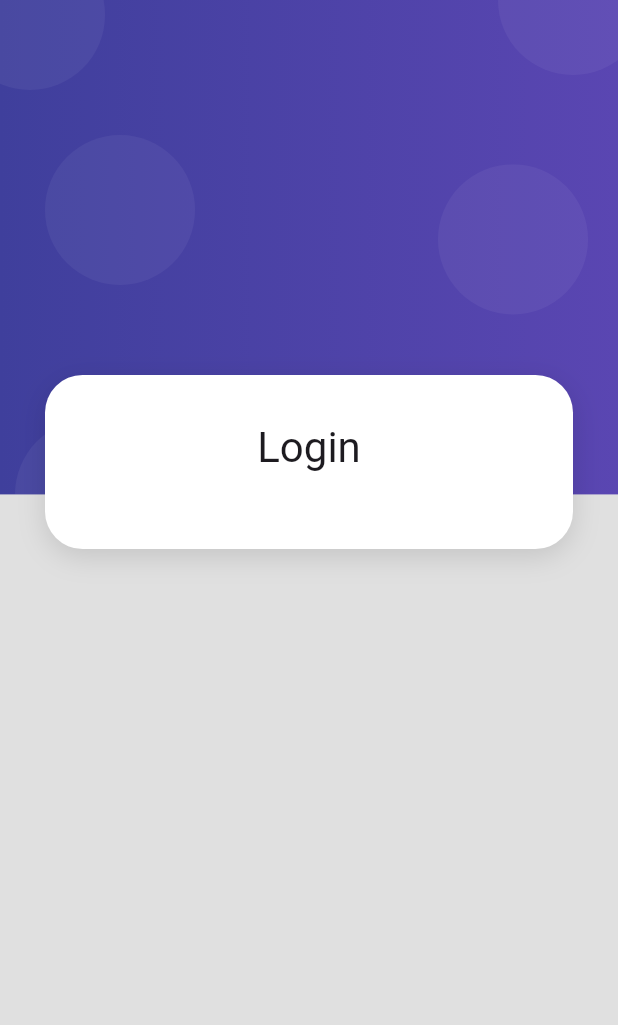
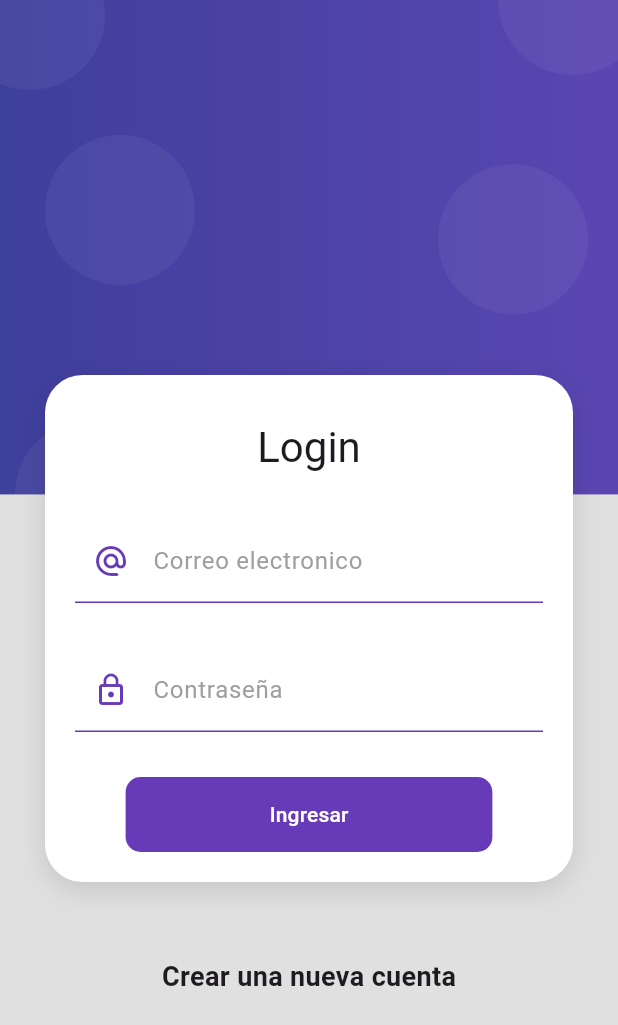
Before and after one commit to Tonyva002/luxury, a Flutter app: the LoginScreen screen opened by its route, on a phone screen of 412 x 824 dp. Shown: the top 1025 px of the screen. Run offline on Flutter 3.47's test engine with Material 3 defaults, Android fonts, the phone set to English and light mode, and no system bars.

Commit message:
update login

```diff
--- /dev/null
+++ b/lib/providers/login_form_provider.dart
@@ -0,0 +1,25 @@
+
+
+import 'package:flutter/cupertino.dart';
+import 'package:flutter/material.dart';
+
+class LoginFormProvider extends ChangeNotifier{
+
+  GlobalKey<FormState> formKey = new GlobalKey<FormState>();
+
+  String email = '';
+  String password = '';
+
+  bool _isLoading = false;
+  bool get isLoading => _isLoading;
+  set isLoading( bool value ){
+    _isLoading = value;
+    notifyListeners();
+
+  }
+
+  bool isValidForm(){
+
+    return formKey.currentState?.validate() ?? false;
+  }
+}
--- a/lib/router/routes.dart
+++ b/lib/router/routes.dart
@@ -1,14 +1,16 @@
 import 'package:flutter/material.dart';
+import 'package:luxury/screens/home_screen.dart';
 import 'package:luxury/screens/screen.dart';
 import '../models/models.dart';
 
 
 class AppRoutes {
-  static const initialRoute = "login";
+  static const initialRoute = "register";
 
   static final menuOptions = <MenuOption>[
     MenuOption(route: "login", name: "Login", screen: const LoginScreen(), icon: Icons.supervised_user_circle_outlined),
-    MenuOption(route: "register", name: "Register", screen: const RegisterScreen(), icon: Icons.supervised_user_circle_outlined)
+    MenuOption(route: "register", name: "Register", screen: const RegisterScreen(), icon: Icons.app_registration_outlined),
+    MenuOption(route: "home", name: "Home", screen: const HomeScreen(), icon: Icons.home_sharp)
 
   ];
 
--- a/lib/screens/login_screen.dart
+++ b/lib/screens/login_screen.dart
@@ -1,9 +1,12 @@
+import 'package:flutter/material.dart';
+import 'package:luxury/providers/login_form_provider.dart';
+import 'package:luxury/ui/input_decorations.dart';
+import 'package:luxury/widgets/widgets.dart';
+import 'package:provider/provider.dart';
 
-import 'package:flutter/material.dart';
-import 'package:luxury/widgets/widgets.dart';
+class LoginScreen extends StatelessWidget {
+  const LoginScreen({super.key});
 
-class LoginScreen extends StatelessWidget{
-  const LoginScreen({super.key});
   @override
   Widget build(BuildContext context) {
     return Scaffold(
@@ -11,25 +14,112 @@ class LoginScreen extends StatelessWidget{
           child: SingleChildScrollView(
         child: Column(
           children: [
-              SizedBox(height: 250),
-
+            const SizedBox(height: 250),
             CardContainer(
               child: Column(
                 children: [
-                   SizedBox(height: 10),
-                   Text('Login', style: Theme.of(context).textTheme.headlineMedium,),
-                   SizedBox(height: 30),
-                 ],
-
+                  const SizedBox(height: 10),
+                  Text(
+                    'Login',
+                    style: Theme.of(context).textTheme.headlineMedium,
                   ),
+                  const SizedBox(height: 30),
+                  ChangeNotifierProvider(
+                    create: (_) => LoginFormProvider(),
+                    child: _LoginForm(),
                   ),
                 ],
               ),
-        )
             ),
-
-
+            const SizedBox(height: 50),
+            const Text(
+              'Crear una nueva cuenta',
+              style: TextStyle(fontSize: 18, fontWeight: FontWeight.bold),
+            ),
+            const SizedBox(height: 50),
+          ],
+        ),
+      )),
     );
   }
+}
 
+class _LoginForm extends StatelessWidget {
+  @override
+  Widget build(BuildContext context) {
+    final loginForm = Provider.of<LoginFormProvider>(context);
+
+    return Container(
+      child: Form(
+        key: loginForm.formKey,
+        autovalidateMode: AutovalidateMode.onUserInteraction,
+        child: Column(
+          children: [
+            TextFormField(
+              autocorrect: false,
+              keyboardType: TextInputType.emailAddress,
+              decoration: InputDecorations.authInputDecoration(
+                  hintText: 'tony.do@gmail.com',
+                  labelText: 'Correo electronico',
+                  prefixIcon: Icons.alternate_email_rounded),
+              onChanged: (value) => loginForm.email = value,
+              validator: (value) {
+                String pattern =
+                    r'^(([^<>()[\]\\.,;:\s@\"]+(\.[^<>()[\]\\.,;:\s@\"]+)*)|(\".+\"))@((\[[0-9]{1,3}\.[0-9]{1,3}\.[0-9]{1,3}\.[0-9]{1,3}\])|(([a-zA-Z\-0-9]+\.)+[a-zA-Z]{2,}))$';
+                RegExp regExp = new RegExp(pattern);
+
+                return regExp.hasMatch(value ?? '')
+                    ? null
+                    : 'Agregue un correo valido';
+              },
+            ),
+            const SizedBox(height: 30),
+            TextFormField(
+              autocorrect: false,
+              obscureText: true,
+              keyboardType: TextInputType.emailAddress,
+              decoration: InputDecorations.authInputDecoration(
+                  hintText: '*****',
+                  labelText: 'Contraseña',
+                  prefixIcon: Icons.lock_outline),
+              onChanged: (value) => loginForm.password = value,
+              validator: (value) {
+                return (value != null && value.length >= 6)
+                    ? null
+                    : 'La contraseña debe ser de 6 o mas caracteres';
+              },
+            ),
+            const SizedBox(height: 30),
+            MaterialButton(
+                shape: RoundedRectangleBorder(
+                    borderRadius: BorderRadius.circular(10)),
+                disabledColor: Colors.grey,
+                elevation: 0,
+                color: Colors.deepPurple,
+                child: Container(
+                  padding: EdgeInsets.symmetric(horizontal: 80, vertical: 15),
+                  child: Text(
+                    loginForm.isLoading ? 'Espere...' : 'Ingresar',
+                    style: TextStyle(color: Colors.white),
+                  ),
+                ),
+                onPressed: loginForm.isLoading
+                    ? null
+                    : () async {
+                        FocusScope.of(context).unfocus();
+                        if (!loginForm.isValidForm()) return;
+                        loginForm.isLoading = true;
+
+                        await Future.delayed(Duration(seconds: 2));
+
+                        //TODO validar si el login es correcto
+                        loginForm.isLoading = false;
+
+                        Navigator.pushReplacementNamed(context, 'home');
+                      })
+          ],
+        ),
+      ),
+    );
   }
+}
--- a/lib/theme/theme.dart
+++ b/lib/theme/theme.dart
@@ -2,7 +2,7 @@
 import 'package:flutter/material.dart';
 
 class AppTheme {
-  static const Color primary = Colors.red;
+  static const Color primary = Colors.indigo;
   static const Color white = Colors.white;
   static const Color gris = Colors.grey;
 
--- /dev/null
+++ b/lib/ui/input_decorations.dart
@@ -0,0 +1,72 @@
+
+
+import 'package:flutter/material.dart';
+
+class InputDecorations{
+
+  static InputDecoration authInputDecoration({
+    required String hintText,
+    required String labelText,
+    IconData? prefixIcon
+}){
+    return  InputDecoration(
+        enabledBorder: UnderlineInputBorder(
+            borderSide: BorderSide(
+                color: Colors.deepPurple
+            )
+        ),
+        focusedBorder: UnderlineInputBorder(
+            borderSide: BorderSide(
+                color: Colors.deepPurple,
+                width: 2
+            )
+        ),
+        hintText: hintText,
+        labelText: labelText,
+        labelStyle: TextStyle(
+            color: Colors.grey
+        ),
+        prefixIcon: prefixIcon != null
+        ? Icon(prefixIcon, color: Colors.deepPurple)
+            : null
+    );
+  }
+
+
+
+  static TextFormField authTextFormField({
+    required String labelText,
+    required String hintText,
+    final String? helperText,
+    final IconData? icon,
+    final IconData? suffixIcon,
+    final TextInputType? emailAddress,
+    final bool obscureText = false,
+
+    required final String formProperty,
+    required final Map<String, String> formValues,
+}){
+
+    return TextFormField(
+      autofocus: false,
+      initialValue: "",
+      textCapitalization: TextCapitalization.words,
+      keyboardType: emailAddress,
+      obscureText: obscureText,
+      onChanged: (value) => formValues[formProperty] = value,
+      validator: (value) {
+        if (value == null) return "Requerido";
+        return value.length < 3 ? "Minimo 3 letras" : null;
+      },
+      autovalidateMode: AutovalidateMode.onUserInteraction,
+      decoration: InputDecoration(
+        labelText: labelText,
+        hintText: hintText,
+        helperText: helperText,
+        suffixIcon: suffixIcon == null ? null : Icon(suffixIcon),
+        icon: icon == null ? null : Icon(icon),
+      ),
+    );
+  }
+
+}
--- a/lib/widgets/widgets.dart
+++ b/lib/widgets/widgets.dart
@@ -1,4 +1,3 @@
 
 export 'package:luxury/widgets/card_container.dart';
 export 'package:luxury/widgets/auth_background.dart';
-export 'package:luxury/widgets/custom_input_field.dart';
--- a/pubspec.yaml
+++ b/pubspec.yaml
@@ -35,6 +35,7 @@ dependencies:
   # The following adds the Cupertino Icons font to your application.
   # Use with the CupertinoIcons class for iOS style icons.
   cupertino_icons: ^1.0.6
+  provider: ^5.0.0
 
 dev_dependencies:
   flutter_test:
```
Also changed, not shown: lib/screens/home_screen.dart (added, +24 -0 lines), lib/screens/register_screen.dart (+58 -46 lines), lib/widgets/custom_input_field.dart (deleted, +0 -51 lines), pubspec.lock. Lines whose indentation alone changed are shown as unchanged.
